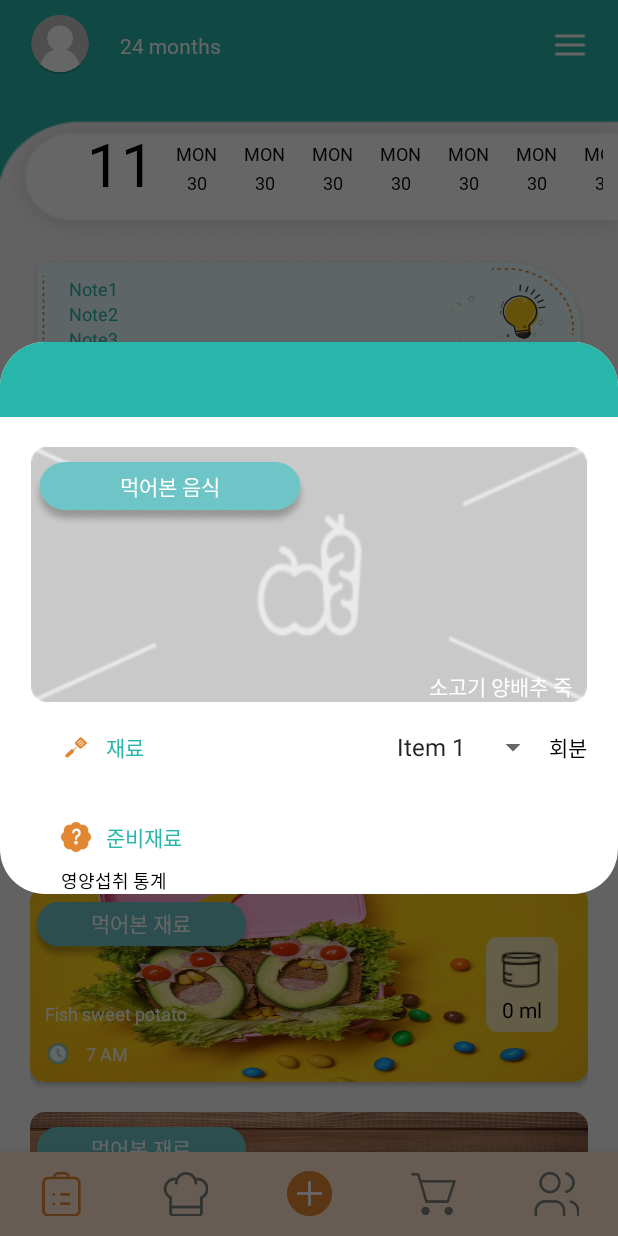
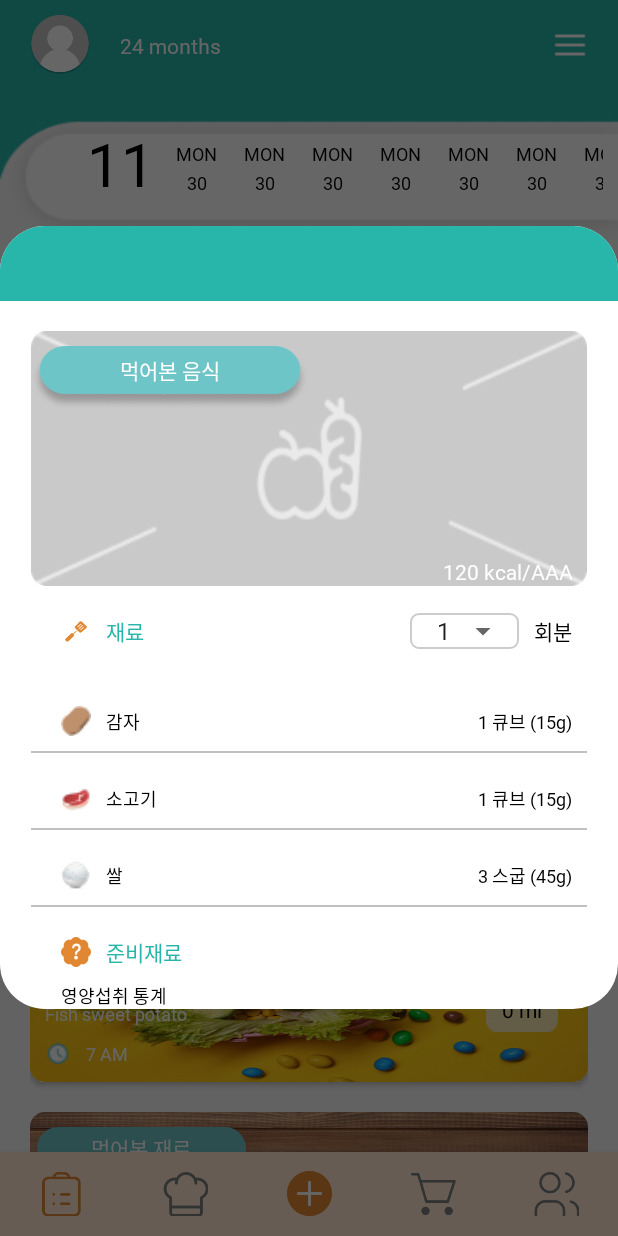
Before and after one commit to heocon8319/cube, an Android app: the fragment TodayEditMealDialog placed in its activity, on a phone screen of 412 x 824 dp. Run offline under Robolectric (Android 15) with nearby library versions, the phone set to English and light mode, and no system bars; libraries missing offline, so code that uses them is left out: com.github.mikephil.charting; pictures from the network do not load; 37 statements that could not run were skipped.

Commit message:
Layout edit meal

```diff
--- /dev/null
+++ b/app/src/main/java/com/brickmate/cube/model/Material.kt
@@ -0,0 +1,15 @@
+package com.brickmate.cube.model
+
+import android.os.Parcelable
+import kotlinx.android.parcel.Parcelize
+
+@Parcelize
+data class Material(
+    val name: String = "",
+    val imgUrl: Int = 0,
+    val unit: String = "",
+    var rootWeight: Int = 0,
+    var weight: Int = 0,
+    var count: Int = 0,
+) : Parcelable {
+}
--- /dev/null
+++ b/app/src/main/java/com/brickmate/cube/ui/main/adapter/TodayMaterialAdapter.kt
@@ -0,0 +1,87 @@
+package com.brickmate.cube.ui.main.adapter
+
+import android.annotation.SuppressLint
+import android.content.Context
+import android.graphics.Color
+import android.view.LayoutInflater
+import android.view.View
+import android.view.ViewGroup
+import androidx.recyclerview.widget.RecyclerView
+import com.brickmate.cube.R
+import com.brickmate.cube.model.Material
+import com.brickmate.cube.ui.base.BaseViewHolder
+import com.bumptech.glide.Glide
+import kotlinx.android.synthetic.main.layout_item_today_edit_meal.view.*
+
+
+class TodayMaterialAdapter(private val materials: ArrayList<Material>, private val context: Context) :
+    RecyclerView.Adapter<BaseViewHolder<*>>() {
+
+    var onItemClick: ((Material, Int) -> Unit)? = null
+    var selectedPosition = -1
+
+    override fun onCreateViewHolder(parent: ViewGroup, viewType: Int): BaseViewHolder<*> {
+        return TodayMealHolder(
+            LayoutInflater.from(parent.context).inflate(
+                R.layout.layout_item_today_edit_meal,
+                parent,
+                false
+            )
+        )
+    }
+
+    override fun onBindViewHolder(holder: BaseViewHolder<*>, position: Int) {
+        val item = materials[position]
+        if (selectedPosition == position)
+            holder.itemView.clBackground.setBackgroundColor(Color.parseColor("#FFFAFA"));
+        else
+            holder.itemView.clBackground.setBackgroundColor(Color.parseColor("#FFFFFF"));
+        (holder as BaseViewHolder<Any>).bind(item)
+    }
+
+    override fun getItemCount(): Int {
+        return materials.size;
+    }
+
+    fun addItem(item: Material) {
+        materials.add(item)
+        notifyDataSetChanged()
+    }
+
+    fun updateItem(item: Material, index: Int) {
+        materials[index] = item
+        notifyItemChanged(index)
+    }
+
+    fun addItems(items: ArrayList<Material>) {
+        materials.addAll(items)
+        notifyDataSetChanged()
+    }
+
+    inner class TodayMealHolder(itemView: View) : BaseViewHolder<Material>(itemView) {
+        var clBackground = itemView.clBackground
+        private var ivImage = itemView.ivImage
+        private var tvName = itemView.tvName
+        private var tvDescription = itemView.tvDescription
+
+        @SuppressLint("ResourceAsColor")
+        override fun bind(item: Material) {
+//            clBackground.setBackgroundColor(Color.parseColor("#FFFFFF"))
+            Glide.with(context).load(item.imgUrl)
+                .placeholder(R.drawable.ic_baby_avatar_holder)
+                .error(R.drawable.ic_baby_avatar_holder)
+                .into(ivImage)
+
+            tvName.text = item.name
+
+            tvDescription.text = "${item.count} ${item.unit} (${item.weight}g)"
+
+            itemView.setOnClickListener {
+                selectedPosition = adapterPosition
+//                clBackground.setBackgroundColor(Color.parseColor("#C4C4C4"))
+                onItemClick?.invoke(item, adapterPosition)
+                notifyDataSetChanged()
+            }
+        }
+    }
+}
--- a/app/src/main/java/com/brickmate/cube/ui/main/view/TodayFragment.kt
+++ b/app/src/main/java/com/brickmate/cube/ui/main/view/TodayFragment.kt
@@ -197,7 +197,8 @@ class TodayFragment : BaseFragment() {
         rvTodayDiet.setHasFixedSize(true)
         var adapter = TodayMealAdapter(dummy)
         adapter.onImageMLClick = {
-            toast(it)
+            val fragDes = AddMealBottleFragment.newInstance()
+            navigateToFragment(fragDes, fragDes.TAG())
         }
         adapter.onItemClick = {
             val fragDes = TodayEditMealDialog.newInstance()
@@ -263,6 +264,8 @@ class TodayFragment : BaseFragment() {
         dataSets.add(dataSet)
         val data = RadarData(dataSets)
         data.setValueTextSize(8f)
+        clTodayGraph.mChart.setTouchEnabled(false)
+        clTodayGraph.mChart.isRotationEnabled = false
         clTodayGraph.mChart!!.data = data
         clTodayGraph.mChart.invalidate()
     }
@@ -293,8 +296,6 @@ class TodayFragment : BaseFragment() {
             val fragDes = TodaySummaryCalendarDialog.newInstance()
             fragDes.setCalendar(dateSelected)
             fragDes.show(activity.supportFragmentManager, fragDes.TAG())
-//            val fragDes = AddMealBottleFragment.newInstance()
-//            navigateToFragment(fragDes, fragDes.TAG())
         }
         clTodayGraph.mChart.setOnClickListener {
             val fragDes = TodayNutriSummaryFragment.newInstance()
--- a/app/src/main/java/com/brickmate/cube/ui/main/view/TodayNutriSummaryFragment.kt
+++ b/app/src/main/java/com/brickmate/cube/ui/main/view/TodayNutriSummaryFragment.kt
@@ -108,6 +108,8 @@ class TodayNutriSummaryFragment : BaseFragment() {
         bcVitamin.data = barData
         bcVitamin.legend.isEnabled = false
         bcVitamin.description.isEnabled = false
+        bcVitamin.setTouchEnabled(false)
+        bcVitamin.isEnabled = false
         bcVitamin.setFitBars(true)
         bcVitamin.invalidate()
     }
@@ -156,6 +158,8 @@ class TodayNutriSummaryFragment : BaseFragment() {
         bcMineral.data = barData
         bcMineral.legend.isEnabled = false
         bcMineral.description.isEnabled = false
+        bcMineral.setTouchEnabled(false)
+        bcMineral.isEnabled = false
         bcMineral.setFitBars(true)
         bcMineral.invalidate()
     }
--- a/app/src/main/java/com/brickmate/cube/ui/main/view/dialog/TodayEditMealDialog.kt
+++ b/app/src/main/java/com/brickmate/cube/ui/main/view/dialog/TodayEditMealDialog.kt
@@ -7,16 +7,27 @@ import android.view.LayoutInflater
 import android.view.View
 import android.view.ViewGroup
 import android.view.WindowManager
+import android.widget.AdapterView
+import android.widget.AdapterView.OnItemSelectedListener
 import android.widget.ArrayAdapter
+import androidx.core.content.ContextCompat
 import androidx.fragment.app.DialogFragment
+import androidx.recyclerview.widget.DividerItemDecoration
+import androidx.recyclerview.widget.LinearLayoutManager
 import com.brickmate.cube.R
+import com.brickmate.cube.model.Material
 import com.brickmate.cube.model.TodayMeal
+import com.brickmate.cube.ui.main.adapter.TodayMaterialAdapter
 import com.brickmate.cube.utils.toast
 import kotlinx.android.synthetic.main.dialog_today_edit_meal.*
+
 
 class TodayEditMealDialog : DialogFragment() {
 
     private var meal = TodayMeal()
+    private var materialSelected: Material? = null
+    private var materialIndex: Int? = null
+    lateinit var materialAdapter: TodayMaterialAdapter
 
     override fun onCreateView(inflater: LayoutInflater, container: ViewGroup?, savedInstanceState: Bundle?): View? {
         return inflater.inflate(R.layout.dialog_today_edit_meal, container, false)
@@ -27,6 +38,7 @@ class TodayEditMealDialog : DialogFragment() {
 
         initData()
         initListener()
+        initRecycleView()
     }
 
     override fun onResume() {
@@ -49,19 +61,87 @@ class TodayEditMealDialog : DialogFragment() {
 
     private fun initListener() {
         var data = ArrayList<String>()
-        data.add("Item 1")
-        data.add("Item 2")
-        data.add("Item 3")
+        data.add("1")
+        data.add("2")
+        data.add("3")
 
         val adapter = ArrayAdapter<String>(this.requireContext(), android.R.layout.simple_spinner_item, data)
         adapter.setDropDownViewResource(android.R.layout.simple_spinner_dropdown_item)
         snTodayAsh.adapter = adapter
 
+        snTodayAsh.onItemSelectedListener = object : OnItemSelectedListener {
+            override fun onItemSelected(parentView: AdapterView<*>?, selectedItemView: View, position: Int, id: Long) {
+                if (materialSelected == null || materialIndex == null) {
+                    toast("Please choose item")
+                } else {
+                    updateData(parentView?.getItemAtPosition(position).toString())
 
+                }
+            }
 
-//        snTodayAsh.setOnItemClickListener { parent, view, position, id ->
-//            toast(parent.getItemAtPosition(position).toString())
-//        }
+            override fun onNothingSelected(parent: AdapterView<*>?) {
+            }
+        }
+    }
+
+    private fun initRecycleView() {
+        var dummy: ArrayList<Material> = ArrayList()
+        dummy.add(
+            Material(
+                "감자",
+                R.drawable.ic_potato,
+                "큐브",
+                15,
+                15,
+                1
+            )
+        )
+        dummy.add(
+            Material(
+                "소고기",
+                R.drawable.ic_meat,
+                "큐브",
+                15,
+                15,
+                1
+            )
+        )
+        dummy.add(
+            Material(
+                "쌀",
+                R.drawable.ic_rice,
+                "스굽",
+                15,
+                45,
+                3
+            )
+        )
+
+        rvTodayIngredient.layoutManager = LinearLayoutManager(activity)
+        rvTodayIngredient.setHasFixedSize(true)
+
+        val divider = DividerItemDecoration(rvTodayIngredient.context, DividerItemDecoration.VERTICAL)
+        val img = context?.let { ContextCompat.getDrawable(it, R.drawable.custom_divider) }
+        img?.let { divider.setDrawable(it) }
+        rvTodayIngredient.addItemDecoration(divider)
+
+        var adapter = activity?.let { TodayMaterialAdapter(dummy, it) }
+        if (adapter != null) {
+            materialAdapter = adapter
+        }
+        adapter?.onItemClick = { item, index ->
+            materialSelected = item
+            materialIndex = index
+
+        }
+        rvTodayIngredient.adapter = adapter
+    }
+
+    private fun updateData(item: String) {
+        val value = item.toInt()
+        materialSelected?.count = value
+        materialSelected?.weight = materialSelected?.rootWeight?.times(value)!!
+        materialAdapter.updateItem(materialSelected!!, materialIndex!!)
     }
 
     companion object {
--- /dev/null
+++ b/app/src/main/res/drawable/bg_custom_spinner.xml
@@ -0,0 +1,7 @@
+<?xml version="1.0" encoding="utf-8"?>
+<shape xmlns:android="http://schemas.android.com/apk/res/android"
+    android:shape="rectangle">
+    <corners android:radius="5dp" />
+    <solid android:color="@color/white" />
+    <stroke android:width="1dp" android:color="@color/light_gray" />
+</shape>
--- /dev/null
+++ b/app/src/main/res/drawable/custom_divider.xml
@@ -0,0 +1,5 @@
+<?xml version="1.0" encoding="utf-8"?>
+<shape xmlns:android="http://schemas.android.com/apk/res/android" android:shape="rectangle">
+    <size android:height="1dp" />
+    <solid android:color="@color/silver" />
+</shape>
--- a/app/src/main/res/layout/dialog_today_edit_meal.xml
+++ b/app/src/main/res/layout/dialog_today_edit_meal.xml
@@ -89,7 +89,6 @@
                         android:layout_width="0dp"
                         android:layout_height="wrap_content"
                         android:layout_marginLeft="@dimen/margin_small"
-                        android:text="소고기 양배추 죽"
                         android:textAlignment="textStart"
                         android:textColor="@color/white"
                         android:textSize="@dimen/title_section_size"
@@ -103,7 +102,7 @@
                         android:layout_width="0dp"
                         android:layout_height="wrap_content"
                         android:layout_marginRight="@dimen/margin_small"
-                        android:text="소고기 양배추 죽"
+                        android:text="120 kcal/AAA"
                         android:textAlignment="textEnd"
                         android:textColor="@color/white"
                         android:textSize="@dimen/title_section_size"
@@ -137,21 +136,28 @@
                 app:layout_constraintLeft_toRightOf="@id/ivSection1"
                 app:layout_constraintTop_toTopOf="@id/ivSection1" />
 
-            <Spinner
-                android:id="@+id/snTodayAsh"
+            <RelativeLayout
                 android:layout_width="wrap_content"
                 android:layout_height="wrap_content"
-                android:spinnerMode="dropdown"
+                android:layout_marginRight="@dimen/margin_small"
+                android:background="@drawable/bg_custom_spinner"
                 app:layout_constraintBottom_toBottomOf="@id/ivSection1"
                 app:layout_constraintRight_toLeftOf="@id/tvSection1"
-                app:layout_constraintTop_toTopOf="@id/ivSection1" />
+                app:layout_constraintTop_toTopOf="@id/ivSection1">
+
+                <Spinner
+                    android:id="@+id/snTodayAsh"
+                    android:layout_width="wrap_content"
+                    android:layout_height="wrap_content"
+                    android:paddingHorizontal="@dimen/margin_small" />
+            </RelativeLayout>
 
             <TextView
                 android:id="@+id/tvSection1"
                 style="@style/title_medium"
                 android:layout_width="wrap_content"
                 android:layout_height="wrap_content"
-                android:layout_marginLeft="@dimen/margin_small"
+                android:layout_marginRight="@dimen/margin_small"
                 android:text="@string/dialog_edit_meal_text_ash"
                 android:textColor="@color/black"
                 android:textSize="@dimen/title_section_size"
--- a/app/src/main/res/layout/layout_item_today_edit_meal.xml
+++ b/app/src/main/res/layout/layout_item_today_edit_meal.xml
@@ -1,12 +1,14 @@
 <?xml version="1.0" encoding="utf-8"?>
 <androidx.constraintlayout.widget.ConstraintLayout xmlns:android="http://schemas.android.com/apk/res/android"
+    android:id="@+id/clBackground"
     xmlns:app="http://schemas.android.com/apk/res-auto"
     android:layout_width="match_parent"
-    android:layout_height="match_parent"
+    android:layout_height="wrap_content"
+    android:background="@color/white"
     android:paddingVertical="@dimen/margin_small">
 
     <ImageView
-        android:id="@+id/ivSection2"
+        android:id="@+id/ivImage"
         android:layout_width="@dimen/icon_edit_meal"
         android:layout_height="@dimen/icon_edit_meal"
         android:layout_marginLeft="@dimen/margin_normal"
@@ -15,25 +17,27 @@
         app:layout_constraintTop_toTopOf="parent" />
 
     <TextView
+        android:id="@+id/tvName"
         style="@style/title_medium"
         android:layout_width="wrap_content"
         android:layout_height="wrap_content"
         android:layout_marginLeft="@dimen/margin_small"
         android:textColor="@color/black"
         android:textSize="@dimen/text_edit_meal_size"
-        app:layout_constraintBottom_toBottomOf="@id/ivSection2"
-        app:layout_constraintLeft_toRightOf="@id/ivSection2"
-        app:layout_constraintTop_toTopOf="@id/ivSection2" />
+        app:layout_constraintBottom_toBottomOf="@id/ivImage"
+        app:layout_constraintLeft_toRightOf="@id/ivImage"
+        app:layout_constraintTop_toTopOf="@id/ivImage" />
 
     <TextView
+        android:id="@+id/tvDescription"
         style="@style/title_medium"
         android:layout_width="wrap_content"
         android:layout_height="wrap_content"
         android:layout_marginRight="@dimen/margin_small"
         android:textColor="@color/black"
         android:textSize="@dimen/text_edit_meal_size"
-        app:layout_constraintBottom_toBottomOf="@id/ivSection2"
+        app:layout_constraintBottom_toBottomOf="@id/ivImage"
         app:layout_constraintRight_toRightOf="parent"
-        app:layout_constraintTop_toTopOf="@id/ivSection2" />
+        app:layout_constraintTop_toTopOf="@id/ivImage" />
 
 </androidx.constraintlayout.widget.ConstraintLayout>
```
Also changed, not shown: app/src/main/res/drawable/ic_meat.png (added), app/src/main/res/drawable/ic_potato.png (added), app/src/main/res/drawable/ic_rice.png (added).
